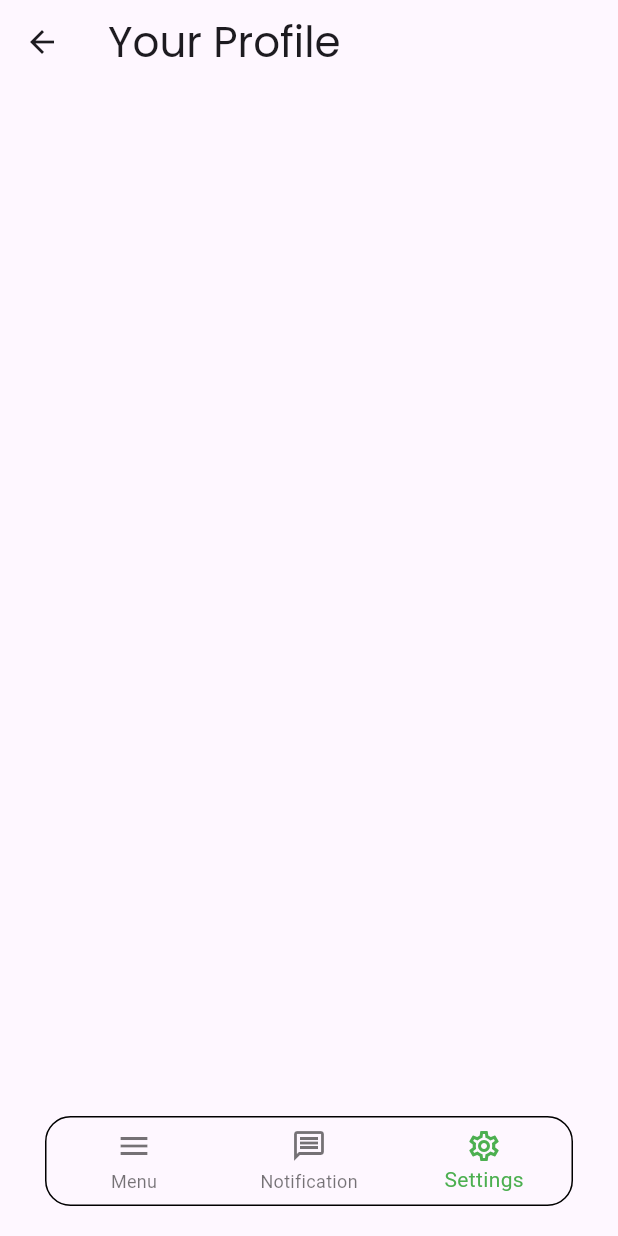
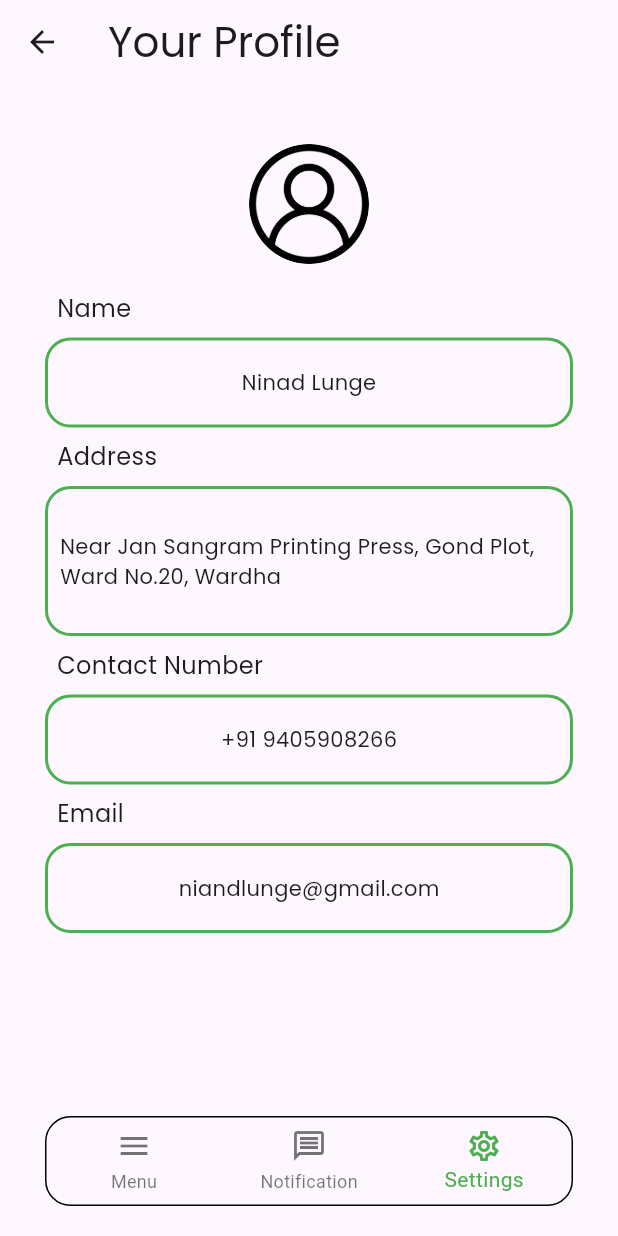
Before and after one commit to nayanraut1412/SustainX, a Flutter app: the Settings screen opened directly, on a phone screen of 412 x 824 dp. Run offline on Flutter 3.47's test engine with Material 3 defaults, Android fonts, the phone set to English and light mode, and no system bars.

Commit message:
Modified Settings.dart

```diff
--- a/lib/pages/settings.dart
+++ b/lib/pages/settings.dart
@@ -1,5 +1,4 @@
 import 'package:flutter/material.dart';
-
 import 'home.dart';
 
 class Settings extends StatelessWidget {
@@ -20,7 +19,133 @@ class Settings extends StatelessWidget {
           ),
         ),
       ),
-      body: Container(),
+      body: Padding(
+        padding: const EdgeInsets.fromLTRB(30.0, 40.0, 30.0, 0.0),
+        child: Column(
+          crossAxisAlignment: CrossAxisAlignment.start,
+          children: [
+            Center(
+              child: CircleAvatar(
+                backgroundImage: AssetImage('assets/images/user.png'),
+                radius: 40.0,
+                backgroundColor: Colors.transparent,
+              ),
+            ),
+            SizedBox(height: 10.0),
+            Padding(
+              padding: const EdgeInsets.all(8.0),
+              child: Text(
+                  'Name',
+                style: TextStyle(
+                  fontSize: 16,
+                  fontFamily: 'Poppins',
+                ),
+              ),
+            ),
+            Container(
+              width: 370.0,
+              height: 60.0,
+              decoration: BoxDecoration(
+                borderRadius: BorderRadius.circular(17.0),
+                border: Border.all(color: Colors.green, width: 2,),
+              ),
+              child: Center(
+                child: Text(
+                    'Ninad Lunge',
+                  // textAlign: TextAlign.start,
+                  style: TextStyle(
+                    fontFamily: 'Poppins',
+                  ),
+                ),
+              ),
+            ),
+            Padding(
+              padding: const EdgeInsets.all(8.0),
+              child: Text(
+                'Address',
+                style: TextStyle(
+                  fontSize: 16,
+                  fontFamily: 'Poppins',
+                ),
+              ),
+            ),
+            Container(
+              width: 370.0,
+              height: 100.0,
+              decoration: BoxDecoration(
+                borderRadius: BorderRadius.circular(17.0),
+                border: Border.all(color: Colors.green, width: 2,),
+              ),
+              child: Center(
+                child: Padding(
+                  padding: const EdgeInsets.all(8.0),
+                  child: Text(
+                    'Near Jan Sangram Printing Press, Gond Plot, Ward No.20, Wardha',
+                    // textAlign: TextAlign.start,
+                    style: TextStyle(
+                      fontFamily: 'Poppins',
+                    ),
+                  ),
+                ),
+              ),
+            ),
+            Padding(
+              padding: const EdgeInsets.all(8.0),
+              child: Text(
+                'Contact Number',
+                style: TextStyle(
+                  fontSize: 16,
+                  fontFamily: 'Poppins',
+                ),
+              ),
+            ),
+            Container(
+              width: 370.0,
+              height: 60.0,
+              decoration: BoxDecoration(
+                borderRadius: BorderRadius.circular(17.0),
+                border: Border.all(color: Colors.green, width: 2,),
+              ),
+              child: Center(
+                child: Text(
+                  '+91 9405908266',
+                  // textAlign: TextAlign.start,
+                  style: TextStyle(
+                    fontFamily: 'Poppins',
+                  ),
+                ),
+              ),
+            ),
+            Padding(
+              padding: const EdgeInsets.all(8.0),
+              child: Text(
+                'Email',
+                style: TextStyle(
+                  fontSize: 16,
+                  fontFamily: 'Poppins',
+                ),
+              ),
+            ),
+            Container(
+              width: 370.0,
+              height: 60.0,
+              decoration: BoxDecoration(
+                borderRadius: BorderRadius.circular(17.0),
+                border: Border.all(color: Colors.green, width: 2,),
+              ),
+              child: Center(
+                child: Text(
+                  'niandlunge@gmail.com',
+                  // textAlign: TextAlign.start,
+                  style: TextStyle(
+                    fontFamily: 'Poppins',
+                  ),
+                ),
+              ),
+            ),
+          ],
+        ),
+      ),
       bottomNavigationBar: Padding(
         padding: const EdgeInsets.symmetric(horizontal: 30.0, vertical: 20.0),
         child: Container(
--- a/pubspec.yaml
+++ b/pubspec.yaml
@@ -64,6 +64,7 @@ flutter:
      - assets/images/rupee.png
      - assets/images/calculate.png
      - assets/images/order.png
+     - assets/images/user.png
 
   # An image asset can refer to one or more resolution-specific "variants", see
   # https://flutter.dev/assets-and-images/#resolution-aware
```
Also changed, not shown: assets/images/user.png (added).
